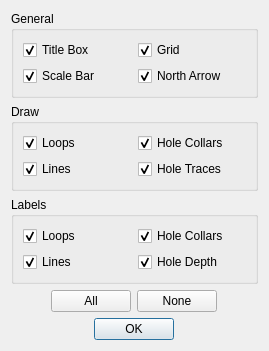
Qt form src/qt_ui/plan_map_options.ui (Eric-Meunier/Processor-Suite) before a commit.
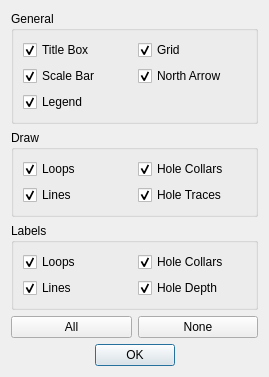
The same form after that commit.

Commit message: Plan Map options seems to work well.

```diff
--- a/src/qt_ui/plan_map_options.ui
+++ b/src/qt_ui/plan_map_options.ui
@@ -7,39 +7,13 @@
     <x>0</x>
     <y>0</y>
     <width>269</width>
-    <height>321</height>
+    <height>336</height>
    </rect>
   </property>
   <property name="windowTitle">
    <string>Form</string>
   </property>
   <layout class="QGridLayout" name="gridLayout_4">
-   <item row="4" column="2">
-    <widget class="QPushButton" name="none_btn">
-     <property name="maximumSize">
-      <size>
-       <width>80</width>
-       <height>16777215</height>
-      </size>
-     </property>
-     <property name="text">
-      <string>None</string>
-     </property>
-    </widget>
-   </item>
-   <item row="4" column="3">
-    <spacer name="horizontalSpacer">
-     <property name="orientation">
-      <enum>Qt::Horizontal</enum>
-     </property>
-     <property name="sizeHint" stdset="0">
-      <size>
-       <width>40</width>
-       <height>20</height>
-      </size>
-     </property>
-    </spacer>
-   </item>
    <item row="11" column="1" colspan="2">
     <spacer name="verticalSpacer">
      <property name="orientation">
@@ -53,21 +27,14 @@
      </property>
     </spacer>
    </item>
-   <item row="4" column="1">
-    <widget class="QPushButton" name="all_btn">
-     <property name="maximumSize">
-      <size>
-       <width>80</width>
-       <height>16777215</height>
-      </size>
-     </property>
-     <property name="text">
-      <string>All</string>
-     </property>
-    </widget>
-   </item>
    <item row="12" column="1" colspan="2">
     <widget class="QDialogButtonBox" name="buttonBox">
+     <property name="minimumSize">
+      <size>
+       <width>150</width>
+       <height>0</height>
+      </size>
+     </property>
      <property name="orientation">
       <enum>Qt::Horizontal</enum>
      </property>
@@ -79,19 +46,6 @@
      </property>
     </widget>
    </item>
-   <item row="4" column="0">
-    <spacer name="horizontalSpacer_2">
-     <property name="orientation">
-      <enum>Qt::Horizontal</enum>
-     </property>
-     <property name="sizeHint" stdset="0">
-      <size>
-       <width>40</width>
-       <height>20</height>
-      </size>
-     </property>
-    </spacer>
-   </item>
    <item row="2" column="0" colspan="4">
     <widget class="QGroupBox" name="groupBox_2">
      <property name="title">
@@ -236,9 +190,45 @@
         </property>
        </widget>
       </item>
+      <item row="5" column="0">
+       <widget class="QCheckBox" name="legend_cbox">
+        <property name="text">
+         <string>Legend</string>
+        </property>
+        <property name="checked">
+         <bool>true</bool>
+        </property>
+       </widget>
+      </item>
      </layout>
     </widget>
    </item>
+   <item row="4" column="0" colspan="2">
+    <widget class="QPushButton" name="all_btn">
+     <property name="maximumSize">
+      <size>
+       <width>16777215</width>
+       <height>16777215</height>
+      </size>
+     </property>
+     <property name="text">
+      <string>All</string>
+     </property>
+    </widget>
+   </item>
+   <item row="4" column="2" colspan="2">
+    <widget class="QPushButton" name="none_btn">
+     <property name="maximumSize">
+      <size>
+       <width>16777215</width>
+       <height>16777215</height>
+      </size>
+     </property>
+     <property name="text">
+      <string>None</string>
+     </property>
+    </widget>
+   </item>
   </layout>
  </widget>
  <resources/>
```
The commit also changes 2 other files.
